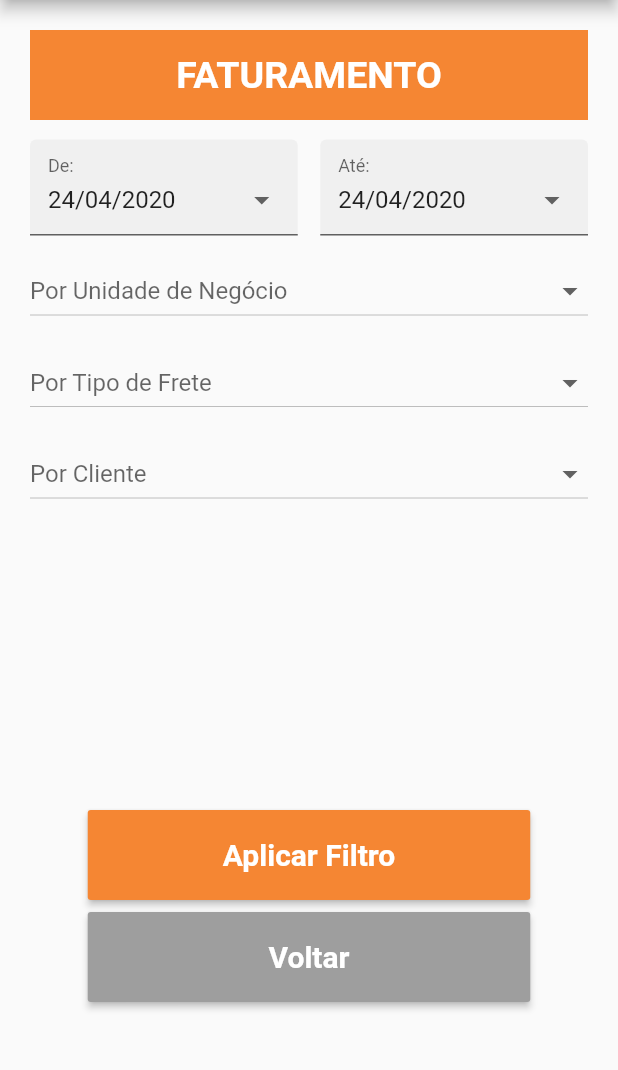
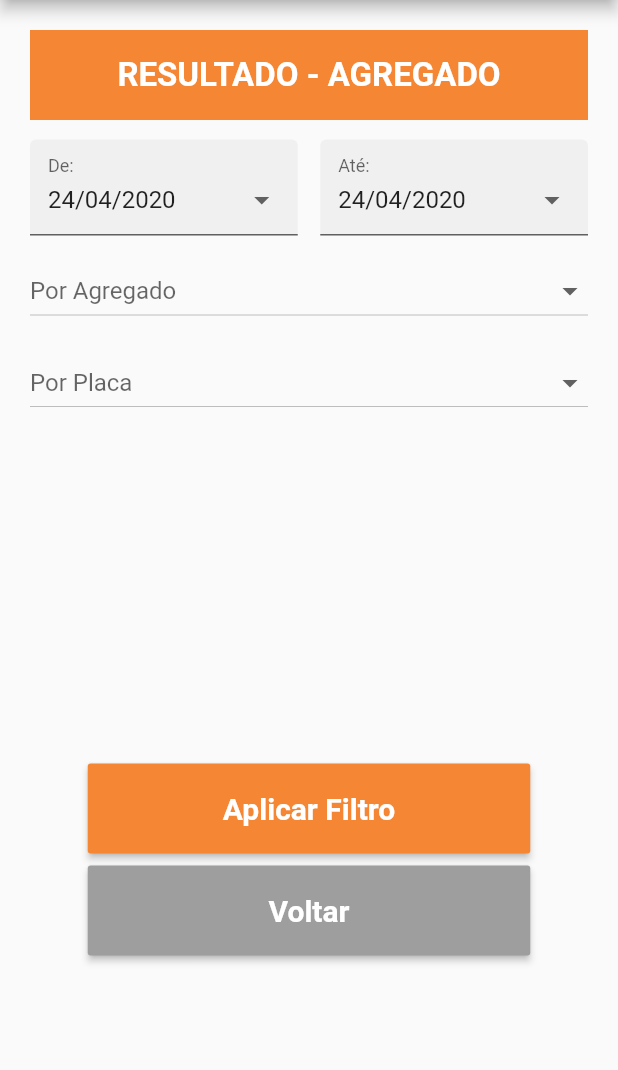
Before and after one commit to rodrigoservicelogic/TMS-Mobile, a Flutter app: the screen it shows after launch, on a phone screen of 412 x 824 dp, the part 84-1154 px from its top. Run offline on Flutter 3.47's test engine with Material 2 defaults, Android fonts, the phone set to English and light mode, and no system bars; our stand-ins replace date_format, flutter_mobx, get_it, mobx; generated files the repository leaves out were written again.

Commit message:
Tela filtro agregado implementada

```diff
--- a/lib/controller/agregado-controller.dart
+++ b/lib/controller/agregado-controller.dart
@@ -5,15 +5,24 @@ class AgregadoController = AgregadoControllerBase with _$AgregadoController;
 
 abstract class AgregadoControllerBase with Store {
   @observable
-  List<String> unidades = List();
-  // List<String> unidades = ['Unidade 1', 'Unidade 2', 'Unidade 3', 'Unidade 4'];
+  List<String> agregados = List();
+  @observable
+  List<String> placas = List();
 
   @action
-  popularListaUnidade() {
-    unidades.add('Unidade 1');
-    unidades.add('Unidade 2');
-    unidades.add('Unidade 3');
-    unidades.add('Unidade 4');
+  popularListaAgregados() {
+    agregados.add('Agregado 1');
+    agregados.add('Agregado 2');
+    agregados.add('Agregado 3');
+    agregados.add('Agregado 4');
+  }
+
+  @action
+  popularListaPlacas() {
+    placas.add('Placa 1');
+    placas.add('Placa 2');
+    placas.add('Placa 3');
+    placas.add('Placa 4');
   }
 
 }
--- a/lib/main.dart
+++ b/lib/main.dart
@@ -2,6 +2,7 @@ import 'package:flutter/material.dart';
 import 'package:flutter_localizations/flutter_localizations.dart';
 import 'package:get_it/get_it.dart';
 
+import 'controller/agregado-controller.dart';
 import 'controller/login-controller.dart';
 import 'pages/splash-screen.dart';
 
@@ -9,6 +10,7 @@ void main() {
   GetIt getIt = GetIt.I;
 
   getIt.registerSingleton<LoginController>(LoginController());
+  getIt.registerSingleton<AgregadoController>(AgregadoController());
 
   runApp(MyApp());
 }
--- a/lib/pages/filtro-agregado.dart
+++ b/lib/pages/filtro-agregado.dart
@@ -1,4 +1,6 @@
 import 'package:flutter/material.dart';
+import 'package:flutter_mobx/flutter_mobx.dart';
+import 'package:tms_mobile/controller/agregado-controller.dart';
 import 'package:tms_mobile/global.dart';
 import 'package:tms_mobile/widgets/dateTimePicker.dart';
 import 'package:tms_mobile/widgets/drawer.dart';
@@ -14,12 +16,9 @@ class FiltroAgregado extends StatefulWidget {
 
 class _FiltroAgregadoState extends State<FiltroAgregado> {
   DateTime _dataInicial, _dataFinal;
-  List<String> _unidades = ['Unidade 1', 'Unidade 2', 'Unidade 3', 'Unidade 4'];
-  String _selectedUnidade;
-  List<String> _fretes = ['Frete 1', 'Frete 2', 'Frete 3', 'Frete 4'];
-  String _selectedFrete;
-  List<String> _clientes = ['Cliente 1', 'Cliente 2', 'Cliente 3', 'Cliente 4'];
-  String _selectedCliente;
+  final controller = AgregadoController();
+  String _selectedAgregado;
+  String _selectedPlaca;
 
   String dropdownValue = '';
 
@@ -29,6 +28,8 @@ class _FiltroAgregadoState extends State<FiltroAgregado> {
 
     _dataInicial = DateTime.now();
     _dataFinal = DateTime.now();
+    controller.popularListaAgregados();
+    controller.popularListaPlacas();
   }
 
   @override
@@ -66,10 +67,10 @@ class _FiltroAgregadoState extends State<FiltroAgregado> {
                 color: Color(COR_PRIMARY),
                 child: Center(
                   child: Text(
-                    "FATURAMENTO",
+                    "RESULTADO - AGREGADO",
                     style: TextStyle(
                         fontWeight: FontWeight.bold,
-                        fontSize: 25,
+                        fontSize: 22,
                         color: Colors.white),
                     textAlign: TextAlign.center,
                   ),
@@ -117,62 +118,45 @@ class _FiltroAgregadoState extends State<FiltroAgregado> {
             SizedBox(
               height: 13,
             ),
+            Observer(builder: (_) {
+              return DropdownButton(
+                hint: Text('Por Agregado'),
+                value: _selectedAgregado,
+                isExpanded: true,
+                onChanged: (newValue) {
+                  setState(() {
+                    _selectedAgregado = newValue;
+                  });
+                },
+                items: controller.agregados.map((agregado) {
+                  return DropdownMenuItem(
+                    child: new Text(agregado),
+                    value: agregado,
+                  );
+                }).toList(),
+              );
+            }),
+            SizedBox(
+              height: 13,
+            ),
             DropdownButton(
-              hint: Text('Por Unidade de Negócio'),
-              value: _selectedUnidade,
+              hint: Text('Por Placa'),
+              value: _selectedPlaca,
               isExpanded: true,
               onChanged: (newValue) {
                 setState(() {
-                  _selectedUnidade = newValue;
+                  _selectedPlaca = newValue;
                 });
               },
-              items: _unidades.map((unidade) {
+              items: controller.placas.map((placa) {
                 return DropdownMenuItem(
-                  child: new Text(unidade),
-                  value: unidade,
+                  child: new Text(placa),
+                  value: placa,
                 );
               }).toList(),
             ),
             SizedBox(
-              height: 13,
-            ),
-            DropdownButton(
-              hint: Text('Por Tipo de Frete'),
-              value: _selectedFrete,
-              isExpanded: true,
-              onChanged: (newValue) {
-                setState(() {
-                  _selectedFrete = newValue;
-                });
-              },
-              items: _fretes.map((frete) {
-                return DropdownMenuItem(
-                  child: new Text(frete),
-                  value: frete,
-                );
-              }).toList(),
-            ),
-            SizedBox(
-              height: 13,
-            ),
-            DropdownButton(
-              hint: Text('Por Cliente'),
-              value: _selectedCliente,
-              isExpanded: true,
-              onChanged: (newValue) {
-                setState(() {
-                  _selectedCliente = newValue;
-                });
-              },
-              items: _clientes.map((cliente) {
-                return DropdownMenuItem(
-                  child: new Text(cliente),
-                  value: cliente,
-                );
-              }).toList(),
-            ),
-            SizedBox(
-              height: 200,
+              height: 230,
             ),
             Container(
               height: 60,
```
Also changed, not shown: lib/controller/agregado-controller.g.dart.
